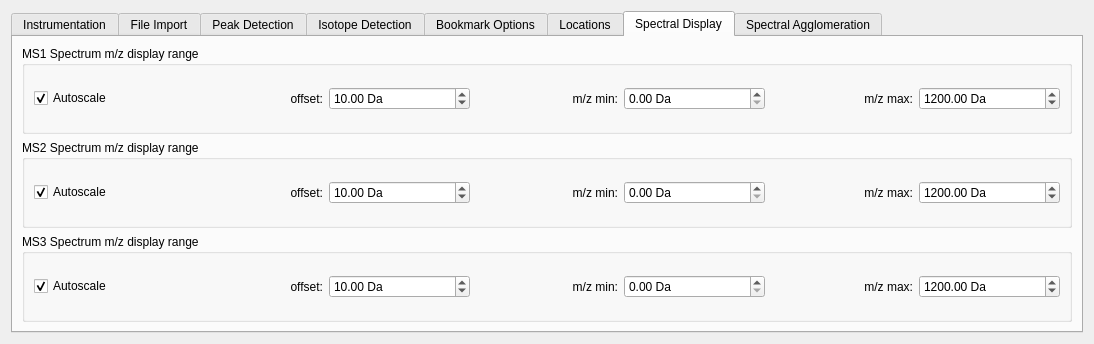
Qt form src/maven/forms/settingsform.ui (eugenemel/maven) before a commit.
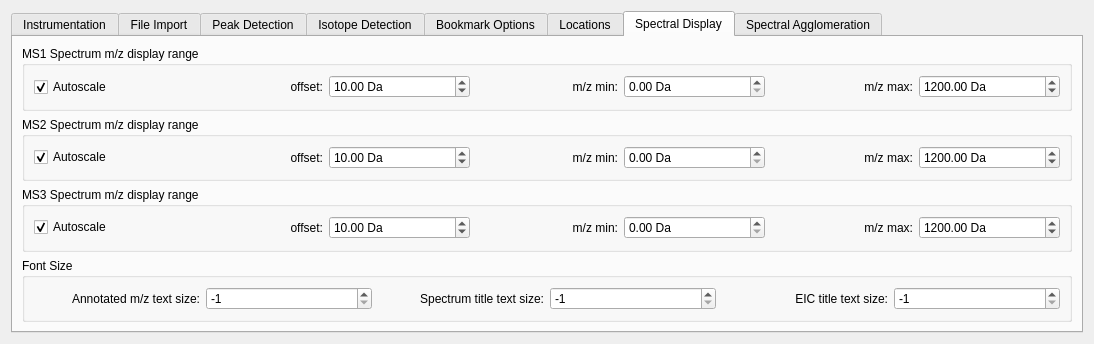
The same form after that commit. The open tabs and pages were chosen to show the change. Icons and pictures are not drawn.

Commit message: Issue 730: Added new UI widgets to settingsform for controlling font sizes.

Patch:
```diff
--- a/src/maven/forms/settingsform.ui
+++ b/src/maven/forms/settingsform.ui
@@ -1378,6 +1378,84 @@
          </layout>
         </widget>
        </item>
+       <item row="3" column="0">
+        <widget class="QGroupBox" name="groupBox">
+         <property name="title">
+          <string>Font Size</string>
+         </property>
+         <layout class="QGridLayout" name="gridLayout_18">
+          <item row="0" column="0">
+           <widget class="QLabel" name="lblMzTextSize">
+            <property name="text">
+             <string>Annotated m/z text size:</string>
+            </property>
+            <property name="alignment">
+             <set>Qt::AlignRight|Qt::AlignTrailing|Qt::AlignVCenter</set>
+            </property>
+           </widget>
+          </item>
+          <item row="0" column="1">
+           <widget class="QSpinBox" name="spnMzTextSize">
+            <property name="minimum">
+             <number>-1</number>
+            </property>
+            <property name="maximum">
+             <number>999</number>
+            </property>
+            <property name="value">
+             <number>-1</number>
+            </property>
+           </widget>
+          </item>
+          <item row="0" column="2">
+           <widget class="QLabel" name="lblSpectrumTitleTextSize">
+            <property name="text">
+             <string>Spectrum title text size:</string>
+            </property>
+            <property name="alignment">
+             <set>Qt::AlignRight|Qt::AlignTrailing|Qt::AlignVCenter</set>
+            </property>
+           </widget>
+          </item>
+          <item row="0" column="3">
+           <widget class="QSpinBox" name="spnSpectrumTitleTextSize">
+            <property name="minimum">
+             <number>-1</number>
+            </property>
+            <property name="maximum">
+             <number>999</number>
+            </property>
+            <property name="value">
+             <number>-1</number>
+            </property>
+           </widget>
+          </item>
+          <item row="0" column="4">
+           <widget class="QLabel" name="lblEICTitleTextSize">
+            <property name="text">
+             <string>EIC title text size:</string>
+            </property>
+            <property name="alignment">
+             <set>Qt::AlignRight|Qt::AlignTrailing|Qt::AlignVCenter</set>
+            </property>
+           </widget>
+          </item>
+          <item row="0" column="5">
+           <widget class="QSpinBox" name="spnEICTitleTextSize">
+            <property name="minimum">
+             <number>-1</number>
+            </property>
+            <property name="maximum">
+             <number>999</number>
+            </property>
+            <property name="value">
+             <number>-1</number>
+            </property>
+           </widget>
+          </item>
+         </layout>
+        </widget>
+       </item>
       </layout>
      </widget>
      <widget class="QWidget" name="tabConsensusSpectra">
```
Left out of the diff: 32 changed lines with no effect on the pictures.
